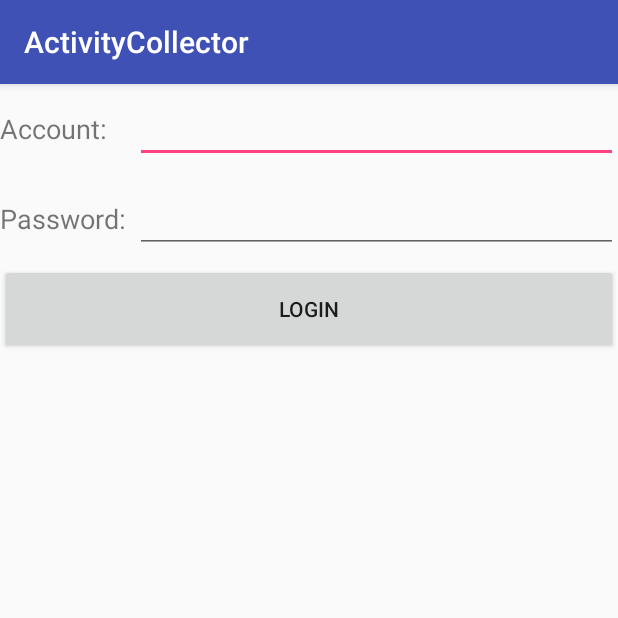
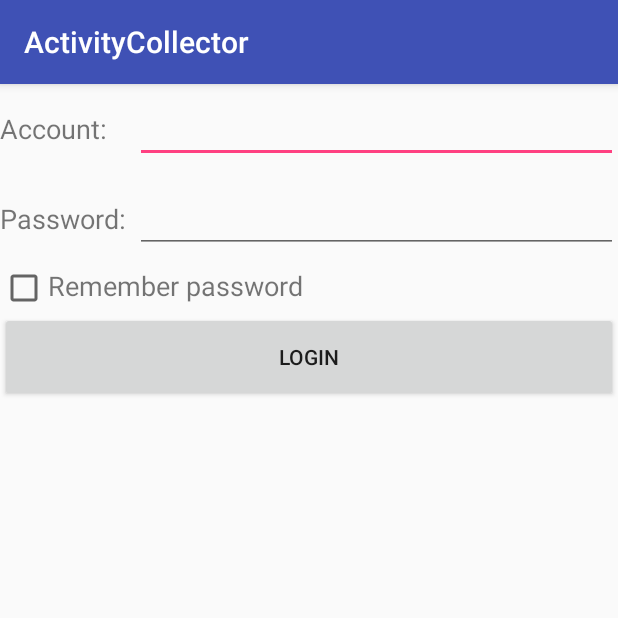
Before and after one commit to horgern/AndroidStudio, an Android app: the screen it shows after launch (LoginActivity), on a phone screen of 412 x 824 dp, the top half of it. Run offline under Robolectric (Android 15) with nearby library versions, the phone set to English and light mode, and no system bars.

```diff
--- a/app/src/main/java/com/example/chz/activitycollector/LoginActivity.java
+++ b/app/src/main/java/com/example/chz/activitycollector/LoginActivity.java
@@ -1,10 +1,13 @@
 package com.example.chz.activitycollector;
 
 import android.content.Intent;
+import android.content.SharedPreferences;
+import android.preference.PreferenceManager;
 import android.support.v7.app.AppCompatActivity;
 import android.os.Bundle;
 import android.view.View;
 import android.widget.Button;
+import android.widget.CheckBox;
 import android.widget.EditText;
 import android.widget.Toast;
 
@@ -12,19 +15,45 @@ public class LoginActivity extends BaseActivity {
     private EditText accountEdit;
     private EditText passwordEdit;
     private Button login;
+
+    private SharedPreferences pref;
+    private SharedPreferences.Editor editor;
+    private CheckBox rememberPass;
     @Override
     protected void onCreate(Bundle savedInstanceState) {
         super.onCreate(savedInstanceState);
         setContentView(R.layout.activity_login);
+        pref = PreferenceManager.getDefaultSharedPreferences(this);
+        rememberPass = (CheckBox)findViewById(R.id.remember);
+        boolean isRemember = pref.getBoolean("remember_password", false);//一般填false，这里填true或者false都一样
         accountEdit = (EditText)findViewById(R.id.account);
         passwordEdit = (EditText)findViewById(R.id.password);
         login = (Button)findViewById(R.id.login);
+
+        if (isRemember) {
+            String account = pref.getString("account", "");
+            String password = pref.getString("password", "");
+            accountEdit.setText(account);
+            passwordEdit.setText(password);
+            rememberPass.setChecked(true);
+        }
+
         login.setOnClickListener(new View.OnClickListener() {
             @Override
             public void onClick(View v){
                 String account = accountEdit.getText().toString();
                 String password = passwordEdit.getText().toString();
                 if (account.equals("chz") && password.equals("123456")) {
+                    editor = pref.edit();
+                    if (rememberPass.isChecked()) {
+                        editor.putBoolean("remember_password", true);
+                        editor.putString("account", account);
+                        editor.putString("password", password);
+
+                    } else {
+                        editor.clear();
+                    }
+                    editor.apply();
                     Intent intent = new Intent(LoginActivity.this, MainActivity.class);
                     startActivity(intent);
                     finish();
--- a/app/src/main/res/layout/activity_login.xml
+++ b/app/src/main/res/layout/activity_login.xml
@@ -40,6 +40,22 @@
             android:layout_gravity="center_vertical"
             android:inputType="textPassword"/>
     </LinearLayout>
+
+    <LinearLayout
+        android:orientation="horizontal"
+        android:layout_width="match_parent"
+        android:layout_height="wrap_content">
+        <CheckBox
+            android:id="@+id/remember"
+            android:layout_width="wrap_content"
+            android:layout_height="wrap_content" />
+
+        <TextView
+            android:layout_width="wrap_content"
+            android:layout_height="wrap_content"
+            android:textSize="18sp"
+            android:text="Remember password"/>
+    </LinearLayout>
     <Button
         android:id="@+id/login"
         android:layout_width="match_parent"
```
